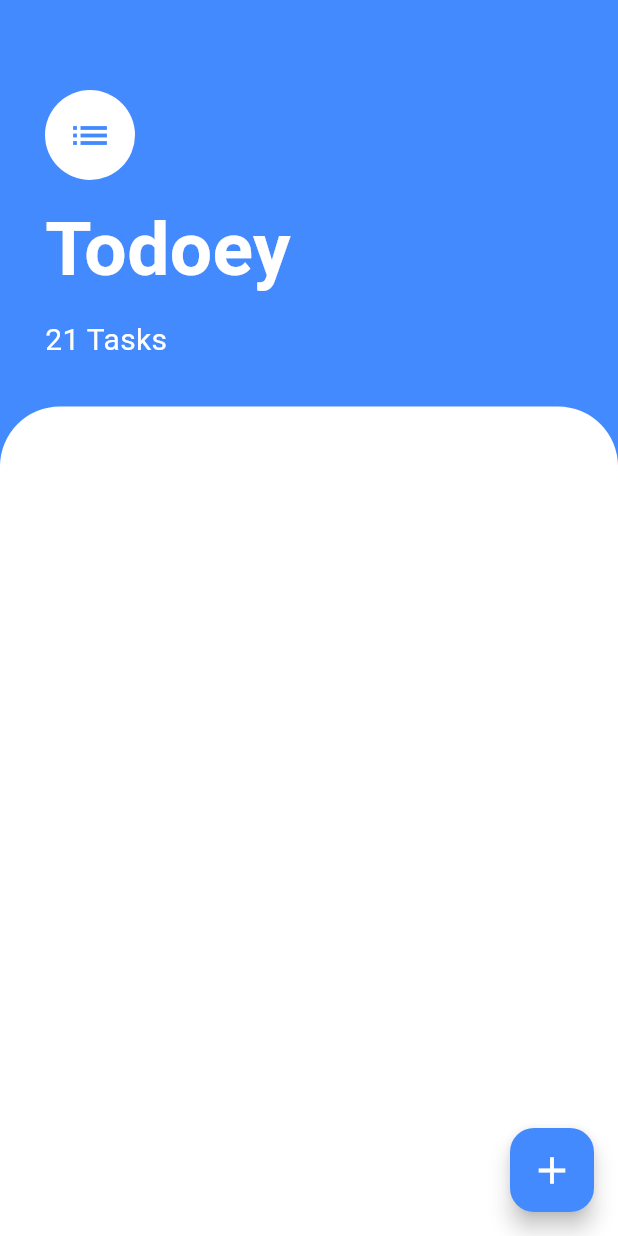
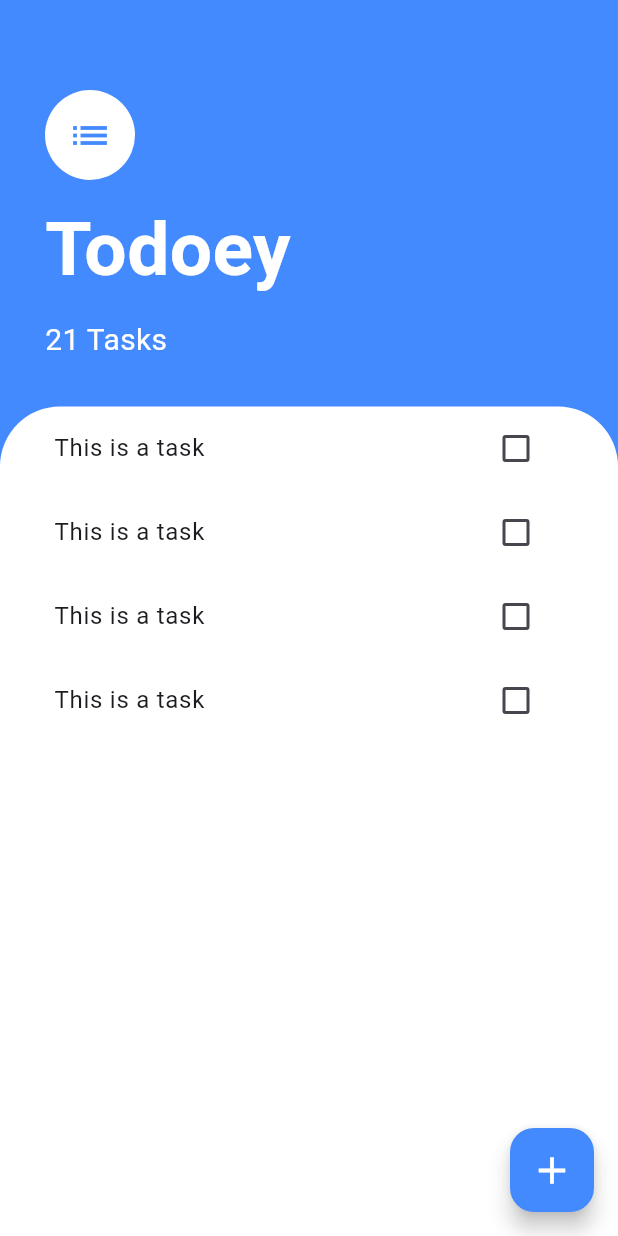
Before and after one commit to Akshatlohia/Todo-Flutter, a Flutter app: the screen it shows after launch, on a phone screen of 412 x 824 dp. Run offline on Flutter 3.47's test engine with Material 3 defaults, Android fonts, the phone set to English and light mode, and no system bars.

Commit message:
Task list and tiles added

```diff
--- a/lib/screens/tasks_screen.dart
+++ b/lib/screens/tasks_screen.dart
@@ -1,4 +1,6 @@
 import 'package:flutter/material.dart';
+
+import '../widgets/task_tile.dart';
 
 class TasksScreen extends StatelessWidget {
   const TasksScreen({super.key});
@@ -60,12 +62,21 @@ class TasksScreen extends StatelessWidget {
           ),
           Expanded(
             child: Container(
+              padding: const EdgeInsets.symmetric(horizontal: 20),
               decoration: const BoxDecoration(
                 color: Colors.white,
                 borderRadius: BorderRadius.only(
                   topLeft: Radius.circular(40.0),
                   topRight: Radius.circular(40.0),
                 ),
+              ),
+              child: ListView(
+                children: const [
+                  TaskTile(),
+                  TaskTile(),
+                  TaskTile(),
+                  TaskTile(),
+                ],
               ),
             ),
           )
--- /dev/null
+++ b/lib/widgets/task_tile.dart
@@ -0,0 +1,16 @@
+import 'package:flutter/material.dart';
+
+class TaskTile extends StatelessWidget {
+  const TaskTile({super.key});
+
+  @override
+  Widget build(BuildContext context) {
+    return ListTile(
+      title: const Text('This is a task'),
+      trailing: Checkbox(
+        value: false,
+        onChanged: (bool? value) {},
+      ),
+    );
+  }
+}
```
